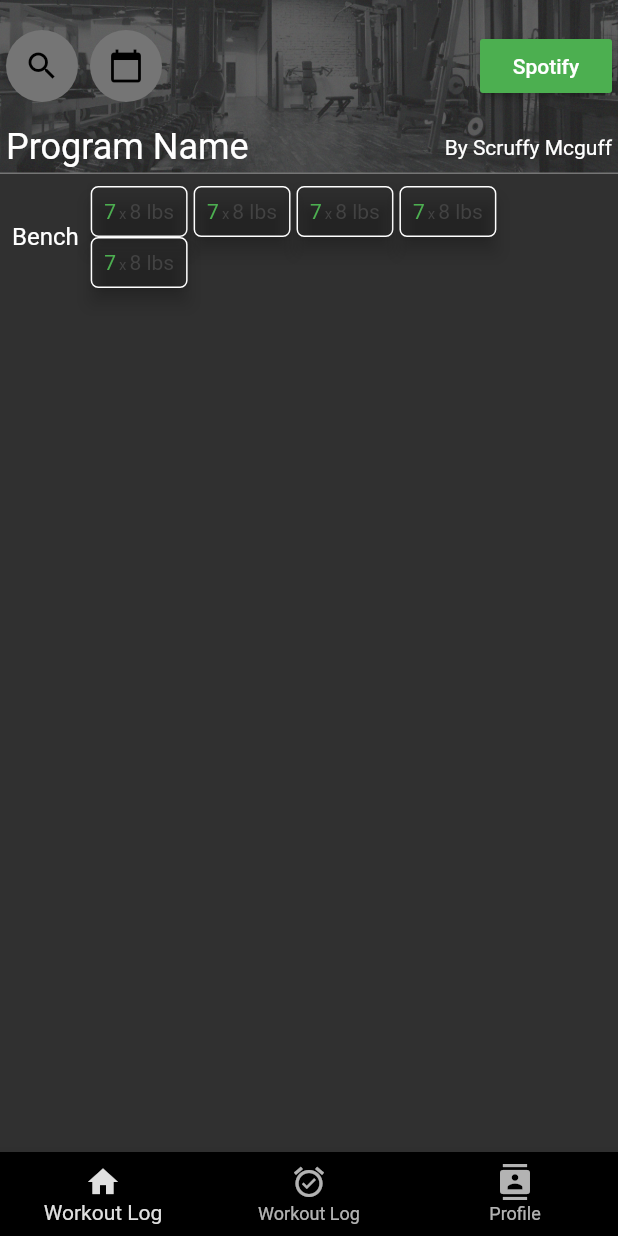
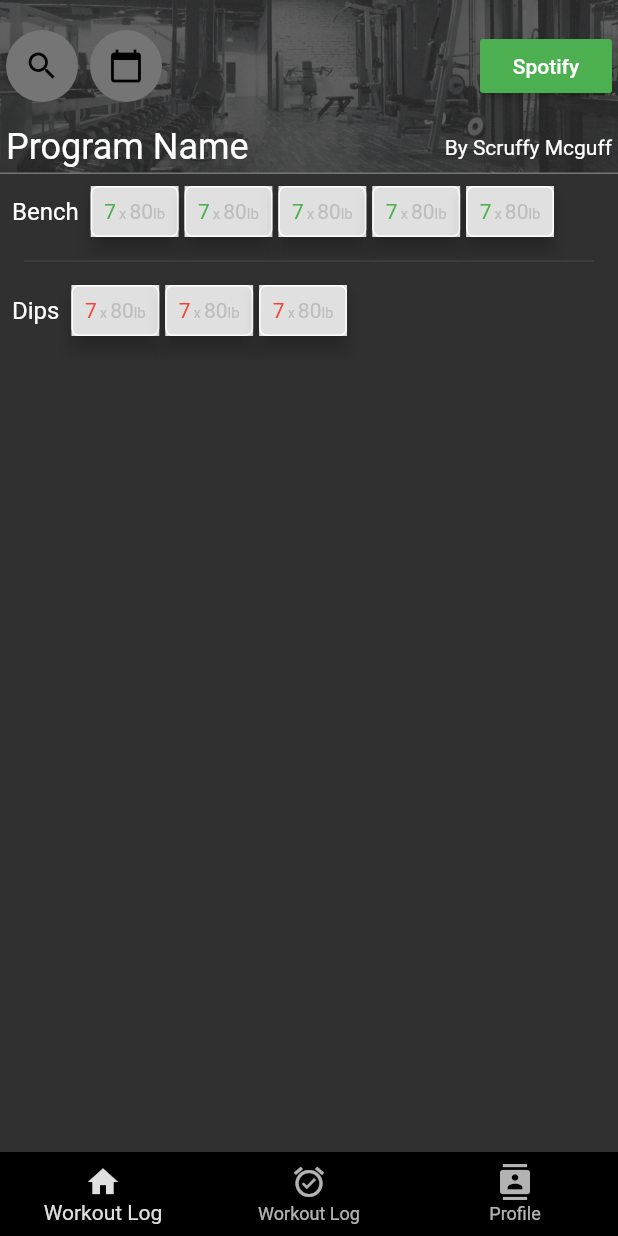
Before and after one commit to tjhelmuth/workoutlog, a Flutter app: the screen it shows after launch, on a phone screen of 412 x 824 dp. Run offline on Flutter 3.47's test engine with Material 2 defaults, Android fonts, the phone set to English and light mode, and no system bars.

Commit message:
work on set chips

```diff
--- a/lib/layout/log/exercise_view.dart
+++ b/lib/layout/log/exercise_view.dart
@@ -1,6 +1,7 @@
 import 'package:flutter/material.dart';
 import 'package:workout_app/layout/log/set_chip.dart';
 import 'package:workout_app/model/exercise_spec.dart';
+import 'package:workout_app/model/set_result.dart';
 
 
 
@@ -25,7 +26,7 @@ class ExerciseView extends StatelessWidget {
             child: Container(
                 padding: EdgeInsets.symmetric(horizontal: 8),
                 child: Wrap(
-                  runSpacing: 0,
+                  runSpacing: 4,
                   spacing: 4,
                   children: this._getSpecChips()
                 )
@@ -38,7 +39,10 @@ class ExerciseView extends StatelessWidget {
 
   List<Widget> _getSpecChips(){
     var setSpecs = this._spec.sets;
-    return setSpecs.map((spec) => SetChip(7, 8, false, targetReps: spec.targetReps)).toList();
+
+    SetResult result = SetResult(7, 80);
+
+    return setSpecs.map((spec) => SetChip(spec, result)).toList();
   }
 
 }
--- a/lib/layout/log/set_chip.dart
+++ b/lib/layout/log/set_chip.dart
@@ -1,81 +1,52 @@
 import 'package:flutter/material.dart';
+import 'package:workout_app/model/set_result.dart';
+import 'package:workout_app/model/set_spec.dart';
 
 class SetChip extends StatelessWidget {
-  final int _reps;
-  final int _weight;
-  final int _targetReps;
-  final bool _complete;
+  //can be null - this means its an extra set that isn't part of the workout plan
+  final SetSpec _target;
 
-  SetChip(this._reps, this._weight, this._complete, {targetReps}) : _targetReps = targetReps ?? -1;
+  //can be null - this means we haven't recorded anything for this set yet
+  final SetResult _result;
 
-//  @override
-//  Widget build(BuildContext context) {
-//    bool belowTarget = _reps < _targetReps;
-//
-//    return Theme(child: InputChip(
-////      backgroundColor: Colors.blue,
-////      shadowColor: Colors.grey[800],
-////      selectedShadowColor: Colors.red,
-////      selectedColor: Colors.red,
-//      padding: EdgeInsets.all(-2),
-//      shape: RoundedRectangleBorder(borderRadius: BorderRadius.all(Radius.circular(5))),
-//      onPressed: () => print('Ayy mofuka'),
-//      label: Row(
-//          mainAxisSize: MainAxisSize.min,
-//          crossAxisAlignment: CrossAxisAlignment.end,
-//          children: [
-//            Text('${this._reps}', style: TextStyle(color: belowTarget ? Colors.red : Colors.green),),
-//            Padding(padding: EdgeInsets.only(right: 2, left: 2), child: Text("x", style: TextStyle(fontSize: 10, color: Colors.grey[800]))),
-//            Text('${this._weight} lbs', style: TextStyle(color: Colors.grey[800]))
-//          ]
-//      ),
-//    ), data: ThemeData());
-//  }
+  const SetChip(this._target, this._result, {Key key}) : super(key: key);
+
+  bool get isComplete => _target != null;
+
+  int get targetReps => _target?.targetReps ?? double.infinity;
+
+  int get completedReps => _result?.completedReps ?? 0;
+
+  bool get isBelowTarget => this.completedReps < this.targetReps;
 
   @override
   Widget build(BuildContext context) {
-    bool belowTarget = _reps < _targetReps;
 
     return Theme(child: Material(
-      color: _complete ? Colors.grey[300] : Colors.transparent,
+      color: this.isComplete ? Colors.grey[300] : Colors.transparent,
       elevation: 5,
       child: InkWell(
         customBorder: RoundedRectangleBorder(borderRadius: BorderRadius.all(Radius.circular(5))),
         onTap: (){},
         child: Container(
-          decoration: BoxDecoration(border: Border.all(color: Colors.white), borderRadius: BorderRadius.all(Radius.circular(5))),
+          decoration: BoxDecoration(
+            border: Border.all(color: Colors.white),
+            borderRadius: BorderRadius.all(Radius.circular(5)),
+          ),
           padding: EdgeInsets.all(8),
           child: Row(
             mainAxisSize: MainAxisSize.min,
             crossAxisAlignment: CrossAxisAlignment.end,
             children: [
-              Text('${this._reps}', style: TextStyle(color: belowTarget ? Colors.red : Colors.green),),
-              Padding(padding: EdgeInsets.only(right: 2, left: 2), child: Text("x", style: TextStyle(fontSize: 10, color: Colors.grey[800]))),
-              Text('${this._weight} lbs', style: TextStyle(color: Colors.grey[800]))
+//              CircleAvatar(child: Text("1"), radius: 8),
+              Text('${this.completedReps}', style: TextStyle(color: this.isBelowTarget ? Colors.red : Colors.green),),
+              Padding(padding: EdgeInsets.only(right: 2, left: 2), child: Text("x", style: TextStyle(fontSize: 10, color: Colors.grey[400]))),
+              Text('${this._result?.weight ?? 0}', style: TextStyle(color: Colors.grey[400])),
+              Text('lb', style: TextStyle(fontSize: 10, color: Colors.grey[400]))
             ]
           )
         ),
       ),
     ), data: ThemeData(splashColor: Colors.grey[800]));
-
-
-    return Theme(child: InputChip(
-//      backgroundColor: Colors.blue,
-//      shadowColor: Colors.grey[800],
-//      selectedShadowColor: Colors.red,
-//      selectedColor: Colors.red,
-      padding: EdgeInsets.all(-2),
-      shape: RoundedRectangleBorder(borderRadius: BorderRadius.all(Radius.circular(5))),
-      onPressed: () => print('Ayy mofuka'),
-      label: Row(
-          mainAxisSize: MainAxisSize.min,
-          crossAxisAlignment: CrossAxisAlignment.end,
-          children: [
-            Text('${this._reps}', style: TextStyle(color: belowTarget ? Colors.red : Colors.green),),
-            Padding(padding: EdgeInsets.only(right: 2, left: 2), child: Text("x", style: TextStyle(fontSize: 10, color: Colors.grey[800]))),
-            Text('${this._weight} lbs', style: TextStyle(color: Colors.grey[800]))
-          ]
-      ),
-    ), data: ThemeData());
   }
 }
--- a/lib/layout/log/workout_log.dart
+++ b/lib/layout/log/workout_log.dart
@@ -5,6 +5,7 @@ import 'package:workout_app/model/exercise_spec.dart';
 import 'package:workout_app/model/set_spec.dart';
 
 ExerciseSpec spec = ExerciseSpec("Bench", [SetSpec(5), SetSpec(7), SetSpec(7), SetSpec(5), SetSpec(3)]);
+ExerciseSpec dips = ExerciseSpec("Dips", [SetSpec(12), SetSpec(12), SetSpec(12)]);
 
 class WorkoutLog extends StatelessWidget {
   @override
@@ -21,6 +22,8 @@ class WorkoutLog extends StatelessWidget {
           child: Column(
             children: [
               ExerciseView(spec),
+              Divider(indent: 16, endIndent: 16),
+              ExerciseView(dips)
             ]
           )
         )
--- /dev/null
+++ b/lib/model/set_result.dart
@@ -0,0 +1,9 @@
+class SetResult {
+  final int _completedReps;
+  final int _weight;
+
+  int get completedReps => _completedReps;
+  int get weight => _weight;
+
+  SetResult(this._completedReps, this._weight);
+}
```
